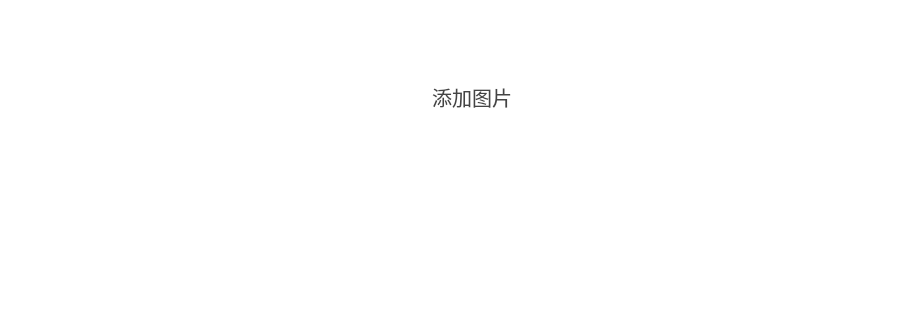
leihiudung/EnlargePicture, file enlargewidget.ui: the form before one commit; both pictures show x 0 to 911 and y 0 to 320 of the 911 by 614 pixel window.
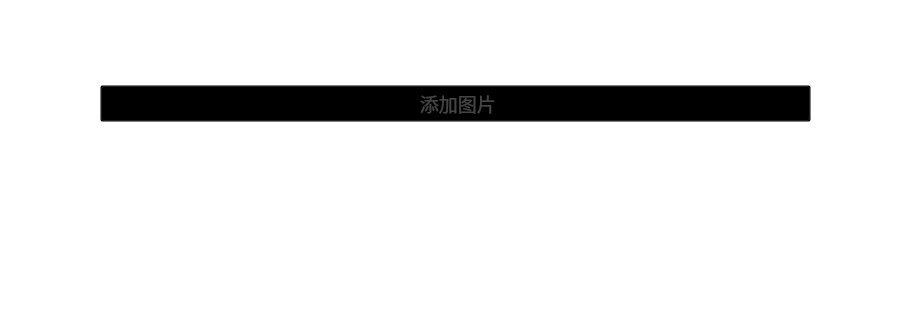
The form after the commit.

Commit message: 实现添加图片功能

```diff
--- a/enlargewidget.ui
+++ b/enlargewidget.ui
@@ -18,7 +18,7 @@
 background-color: white;
 }</string>
   </property>
-  <layout class="QGridLayout" name="gridLayout" rowstretch="3,7" rowminimumheight="3,7">
+  <layout class="QGridLayout" name="gridLayout" rowstretch="3,7">
    <property name="leftMargin">
     <number>0</number>
    </property>
@@ -50,7 +50,7 @@
       </spacer>
      </item>
      <item>
-      <layout class="QVBoxLayout" name="verticalLayout" stretch="7,18,5">
+      <layout class="QVBoxLayout" name="verticalLayout" stretch="7,0,5">
        <property name="sizeConstraint">
         <enum>QLayout::SetDefaultConstraint</enum>
        </property>
@@ -68,9 +68,12 @@
         </spacer>
        </item>
        <item>
-        <widget class="QWidget" name="select_pic_widget" native="true">
+        <widget class="QPushButton" name="pushButton">
+         <property name="cursor">
+          <cursorShape>PointingHandCursor</cursorShape>
+         </property>
          <property name="styleSheet">
-          <string notr="true">#select_pic_widget {
+          <string notr="true">#pushButton {
 /*font: 600 18pt Microsoft YaHei ;*/
 font:  14pt Microsoft YaHei ;
 color:  #444;
@@ -82,68 +85,9 @@
 }
 </string>
          </property>
-         <layout class="QHBoxLayout" name="horizontalLayout" stretch="28,1,8,28">
-          <item>
-           <spacer name="horizontalSpacer_3">
-            <property name="orientation">
-             <enum>Qt::Horizontal</enum>
-            </property>
-            <property name="sizeHint" stdset="0">
-             <size>
-              <width>246</width>
-              <height>20</height>
-             </size>
-            </property>
-           </spacer>
-          </item>
-          <item>
-           <widget class="QLabel" name="add_icon">
-            <property name="styleSheet">
-             <string notr="true">#add_icon {
-width: 24px;
-height:24px;
-min-width: 24px;
-min-height: 24px;
-max-width: 24px;
-max-height: 24px;
-
-}</string>
-            </property>
-            <property name="text">
-             <string/>
-            </property>
-           </widget>
-          </item>
-          <item>
-           <widget class="QLabel" name="add_text">
-            <property name="styleSheet">
-             <string notr="true">#add_text {
-font: normal normal 20px Microsoft YaHei;
-color: #444;
-}</string>
-            </property>
-            <property name="text">
-             <string>添加图片</string>
-            </property>
-            <property name="alignment">
-             <set>Qt::AlignRight|Qt::AlignTrailing|Qt::AlignVCenter</set>
-            </property>
-           </widget>
-          </item>
-          <item>
-           <spacer name="horizontalSpacer_4">
-            <property name="orientation">
-             <enum>Qt::Horizontal</enum>
-            </property>
-            <property name="sizeHint" stdset="0">
-             <size>
-              <width>246</width>
-              <height>20</height>
-             </size>
-            </property>
-           </spacer>
-          </item>
-         </layout>
+         <property name="text">
+          <string> 添加图片</string>
+         </property>
         </widget>
        </item>
        <item>
```
The commit also changes 5 other files.
